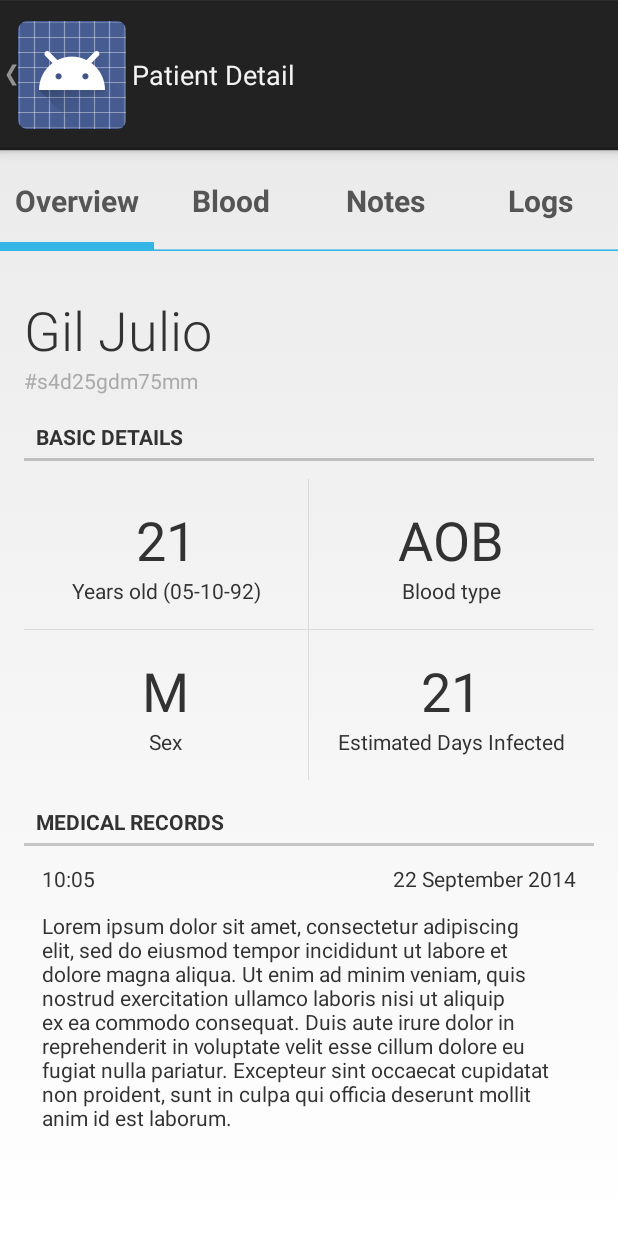
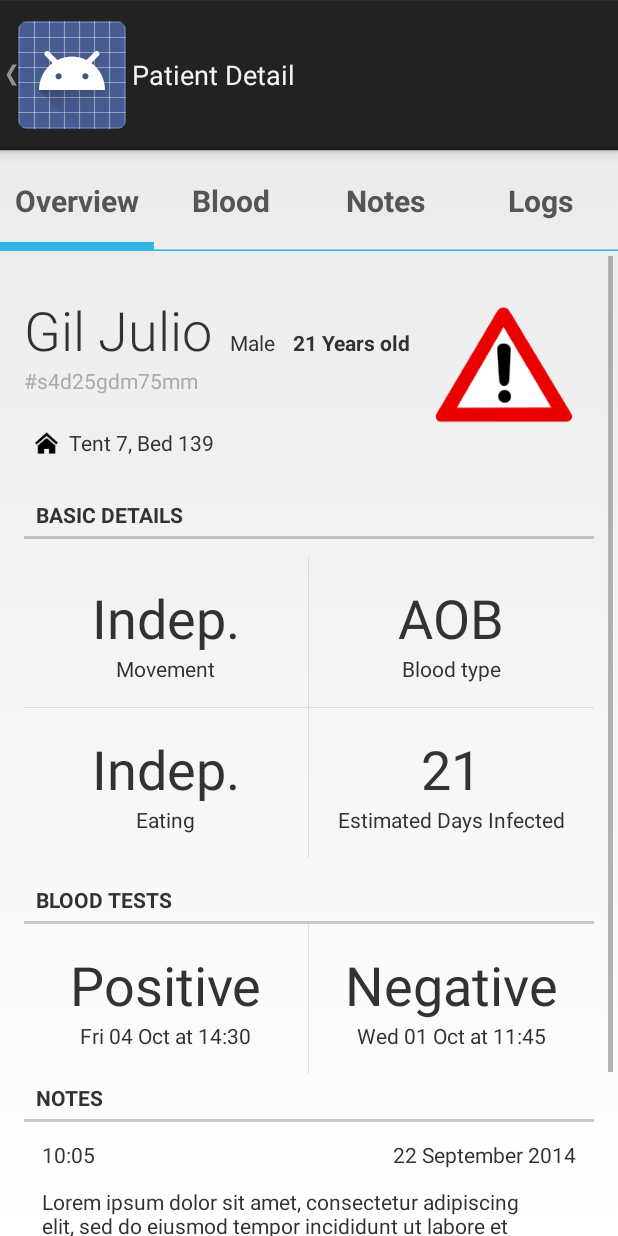
Before and after one commit to zestyping/projectbuendia, an Android app: the PatientDetailOverviewFragment screen opened directly, with no data from a screen before it, on a phone screen of 412 x 824 dp. Run offline under Robolectric (Android 15) with nearby library versions, the phone set to English and light mode, and no system bars.

Commit message:
patient overview layout changes

```diff
--- a/android/MSFMedicalRecords/app/build.gradle
+++ b/android/MSFMedicalRecords/app/build.gradle
@@ -26,4 +26,6 @@ dependencies {
     compile files('libs/estimote-sdk-preview.jar')
     compile files('libs/estimote-sdk-preview-javadoc.jar')
     compile project(':ViewPagerIndicator')
+    compile 'com.mcxiaoke.volley:library:1.0.6'
+
 }
--- a/android/MSFMedicalRecords/app/src/main/java/org/msf/records/msfmedicalrecords/PatientDetailActivity.java
+++ b/android/MSFMedicalRecords/app/src/main/java/org/msf/records/msfmedicalrecords/PatientDetailActivity.java
@@ -16,8 +16,6 @@ import android.view.MenuItem;
  * This activity is mostly just a 'shell' activity containing nothing
  * more than a {@link PatientDetailFragment}.
  */
-
-//test
 
 public class PatientDetailActivity extends FragmentActivity {
 
--- a/android/MSFMedicalRecords/app/src/main/java/org/msf/records/msfmedicalrecords/PatientDetailFragment.java
+++ b/android/MSFMedicalRecords/app/src/main/java/org/msf/records/msfmedicalrecords/PatientDetailFragment.java
@@ -44,6 +44,8 @@ public class PatientDetailFragment extends Fragment {
 
         TabPageIndicator indicator = (TabPageIndicator) view.findViewById(R.id.indicator);
         indicator.setViewPager(mPager);
+
+
         return view;
     }
 
--- a/android/MSFMedicalRecords/app/src/main/res/layout/fragment_patient_detail_overview.xml
+++ b/android/MSFMedicalRecords/app/src/main/res/layout/fragment_patient_detail_overview.xml
@@ -22,7 +22,23 @@
             android:layout_height="wrap_content"
             android:orientation="vertical">
 
+            <RelativeLayout
+                android:layout_width="match_parent"
+                android:layout_height="match_parent">
+
+                <LinearLayout
+                    android:id="@+id/patient_info_container"
+                    android:layout_width="wrap_content"
+                    android:layout_height="wrap_content"
+                    android:orientation="vertical">
+
+                    <RelativeLayout
+                        android:layout_width="wrap_content"
+                        android:layout_height="match_parent"
+                        android:orientation="horizontal">
+
                         <TextView
+                            android:id="@+id/patient_name"
                             android:layout_width="wrap_content"
                             android:layout_height="match_parent"
                             android:textSize="36sp"
@@ -32,11 +48,91 @@
                             android:text="Gil Julio" />
 
                         <TextView
+                            android:id="@+id/patient_gender"
+                            android:layout_width="wrap_content"
+                            android:layout_height="match_parent"
+                            android:text="Male"
+                            android:layout_alignBaseline="@+id/patient_name"
+                            android:layout_toRightOf="@+id/patient_name"
+                            android:layout_marginLeft="12dp"/>
+
+                        <TextView
+                            android:id="@+id/patient_age"
+                            android:layout_width="wrap_content"
+                            android:layout_height="match_parent"
+                            android:text="21 Years old"
+                            android:layout_alignBaseline="@+id/patient_gender"
+                            android:layout_toRightOf="@+id/patient_gender"
+                            android:layout_marginLeft="12dp"
+                            android:textStyle="bold"/>
+
+
+                    </RelativeLayout>
+
+                    <TextView
                         android:layout_width="wrap_content"
                         android:layout_height="wrap_content"
                         android:text="#s4d25gdm75mm"
                         android:textColor="@android:color/darker_gray"
                         android:layout_marginBottom="12dp"/>
+
+                    <LinearLayout
+                        android:layout_width="wrap_content"
+                        android:layout_height="match_parent"
+                        android:orientation="vertical">
+
+                        <RelativeLayout
+                            android:layout_width="wrap_content"
+                            android:layout_height="match_parent"
+                            android:layout_marginBottom="12dp">
+
+                            <ImageView
+                                android:id="@+id/home_icon"
+                                android:layout_width="30dp"
+                                android:layout_height="wrap_content"
+                                android:src="@drawable/home_icon"/>
+
+                            <TextView
+                                android:id="@+id/tent_number"
+                                android:layout_width="wrap_content"
+                                android:layout_height="match_parent"
+                                android:layout_centerVertical="true"
+                                android:layout_toRightOf="@+id/home_icon"
+                                android:text="Tent 7,"/>
+
+                            <TextView
+                                android:id="@+id/bed_number"
+                                android:layout_width="wrap_content"
+                                android:layout_height="match_parent"
+                                android:layout_centerVertical="true"
+                                android:layout_toRightOf="@+id/tent_number"
+                                android:text=" Bed 139"/>
+
+                        </RelativeLayout>
+
+
+                    </LinearLayout>
+
+
+                </LinearLayout>
+
+
+                <LinearLayout
+                    android:orientation="vertical"
+                    android:layout_width="match_parent"
+                    android:layout_height="wrap_content"
+                    android:layout_toEndOf="@+id/patient_info_container"
+                    android:gravity="right"
+                    android:layout_toRightOf="@+id/patient_info_container">
+
+                    <ImageView
+                        android:layout_width="120dp"
+                        android:layout_height="120dp"
+                        android:src="@drawable/ic_danger"/>
+
+                </LinearLayout>
+
+            </RelativeLayout>
 
             <TextView
                 style="?android:listSeparatorTextViewStyle"
@@ -57,11 +153,12 @@
                     <LinearLayout
                         style="@style/cell">
                         <TextView
+                            android:id="@+id/patient_movement"
                             style="@style/cell_heading"
-                            android:text="21"/>
+                            android:text="Indep."/>
                         <TextView
                             style="@style/cell_subheading"
-                            android:text="Years old (05-10-92)"/>
+                            android:text="Movement"/>
                     </LinearLayout>
                     <LinearLayout
                         style="@style/cell">
@@ -78,10 +175,10 @@
                         style="@style/cell">
                         <TextView
                             style="@style/cell_heading"
-                            android:text="M"/>
+                            android:text="Indep."/>
                         <TextView
                             style="@style/cell_subheading"
-                            android:text="Sex"/>
+                            android:text="Eating"/>
                     </LinearLayout>
                     <LinearLayout
                         style="@style/cell">
@@ -99,7 +196,35 @@
                 style="?android:listSeparatorTextViewStyle"
                 android:layout_width="match_parent"
                 android:layout_height="wrap_content"
-                android:text="Medical Records" />
+                android:text="Blood Tests" />
+
+            <LinearLayout
+                style="@style/row">
+                <LinearLayout
+                    style="@style/cell">
+                    <TextView
+                        style="@style/cell_heading"
+                        android:text="Positive"/>
+                    <TextView
+                        style="@style/cell_subheading"
+                        android:text="Fri 04 Oct at 14:30"/>
+                </LinearLayout>
+                <LinearLayout
+                    style="@style/cell">
+                    <TextView
+                        style="@style/cell_heading"
+                        android:text="Negative"/>
+                    <TextView
+                        style="@style/cell_subheading"
+                        android:text="Wed 01 Oct at 11:45"/>
+                </LinearLayout>
+            </LinearLayout>
+
+            <TextView
+                style="?android:listSeparatorTextViewStyle"
+                android:layout_width="match_parent"
+                android:layout_height="wrap_content"
+                android:text="Notes" />
 
             <LinearLayout
                 android:layout_width="match_parent"
--- /dev/null
+++ b/android/MSFMedicalRecords/app/src/main/res/layout/listview_cell_patient_notes.xml
@@ -0,0 +1,49 @@
+<?xml version="1.0" encoding="utf-8"?>
+
+<RelativeLayout xmlns:android="http://schemas.android.com/apk/res/android"
+    android:orientation="vertical"
+    android:layout_width="match_parent"
+    android:layout_height="wrap_content"
+    android:paddingLeft="@dimen/horizontal_margin"
+    android:paddingRight="@dimen/horizontal_margin"
+    android:paddingBottom="40dp"
+    android:textIsSelectable="true">
+
+    <TextView
+
+        android:layout_width="wrap_content"
+        android:layout_height="wrap_content"
+        android:textAppearance="?android:attr/textAppearanceMedium"
+        android:text="5h ago"
+        android:id="@+id/listview_cell_patient_notes_ago"
+        android:layout_marginTop="20dp"
+        android:layout_alignParentTop="true"
+        android:layout_alignParentLeft="true"
+        android:layout_alignParentStart="true"
+        android:textColor="#ff625f62" />
+
+    <TextView
+        android:layout_width="wrap_content"
+        android:layout_height="wrap_content"
+        android:textAppearance="?android:attr/textAppearanceMedium"
+        android:text="10:15 25-10-2014"
+        android:id="@+id/listview_cell_patient_notes_date"
+        android:layout_marginTop="20dp"
+        android:layout_alignParentTop="true"
+        android:layout_alignParentRight="true"
+        android:textColor="#ff625f62" />
+
+    <TextView
+        android:id="@+id/notes_content"
+        android:layout_width="wrap_content"
+        android:layout_height="wrap_content"
+        android:textAppearance="?android:attr/textAppearanceMedium"
+        android:text="Medium Text"
+        android:layout_below="@+id/listview_cell_patient_notes_ago"
+        android:layout_alignLeft="@+id/listview_cell_patient_notes_ago"
+        android:layout_alignStart="@+id/listview_cell_patient_notes_ago"
+        android:layout_marginTop="10dp"
+        android:layout_alignParentRight="true"
+        android:layout_alignParentEnd="true" />
+
+</RelativeLayout>
--- a/android/MSFMedicalRecords/app/src/main/res/values/strings.xml
+++ b/android/MSFMedicalRecords/app/src/main/res/values/strings.xml
@@ -20,4 +20,5 @@
     <string name="detail_pager_blood">Blood</string>
     <string name="detail_pager_notes">Notes</string>
     <string name="detail_pager_logs">Logs</string>
+
 </resources>
```
Also changed, not shown: android/MSFMedicalRecords/app/src/main/java/org/msf/records/msfmedicalrecords/PatientDetailOverviewFragment.java (+3 -4 lines), android/MSFMedicalRecords/app/src/main/res/drawable-hdpi/home_icon.png (added), android/MSFMedicalRecords/app/src/main/res/drawable-hdpi/ic_danger.png (added), android/MSFMedicalRecords/app/src/main/res/drawable-mdpi/home_icon.png (added), android/MSFMedicalRecords/app/src/main/res/drawable-mdpi/ic_danger.png (added), android/MSFMedicalRecords/app/src/main/res/drawable-xhdpi/home_icon.png (added), android/MSFMedicalRecords/app/src/main/res/drawable-xhdpi/ic_danger.png (added), android/MSFMedicalRecords/app/src/main/res/drawable-xxhdpi/home_icon.png (added), android/MSFMedicalRecords/app/src/main/res/drawable-xxhdpi/ic_danger.png (added), 1 other file. Lines whose indentation alone changed are shown as unchanged.
